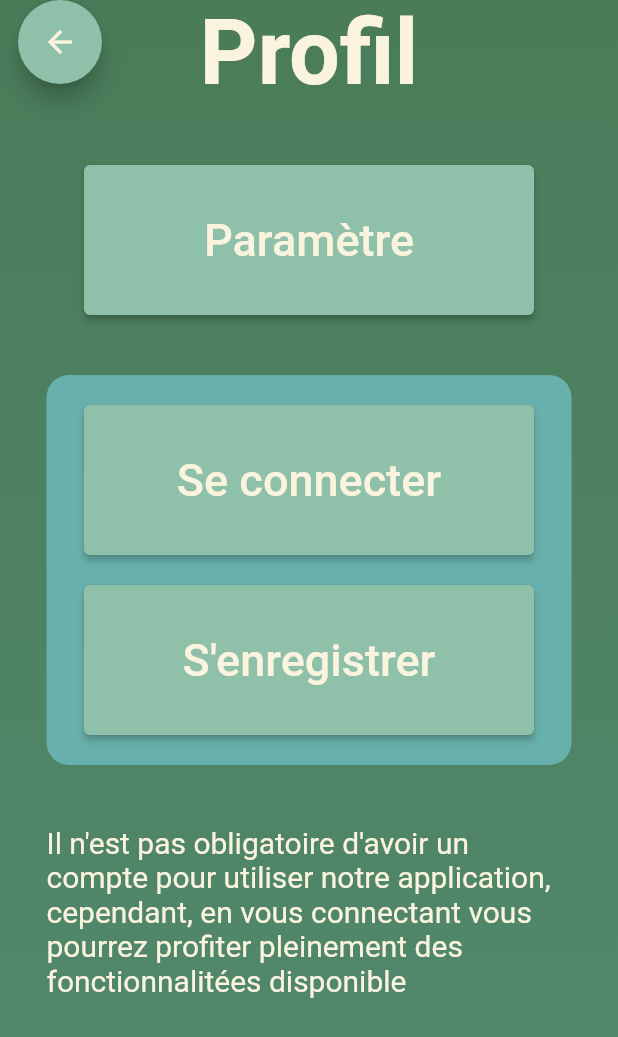
After one commit to hugo-piedanna/chasse_infos, a Flutter app: the acceuil screen opened directly, after a tap on the "person" icon, on a phone screen of 412 x 824 dp. The commit adds this screen. Shown: the top 1037 px of the screen. Run offline on Flutter 3.47's test engine with Material 2 defaults, Android fonts, the phone set to English and light mode, and no system bars; our stand-ins replace curved_navigation_bar, hexcolor.

Commit message:
Adding profil page

```diff
--- a/lib/index.dart
+++ b/lib/index.dart
@@ -2,6 +2,7 @@ import 'package:chasse_infos/pages/graph.dart';
 import 'package:chasse_infos/pages/home.dart';
 import 'package:chasse_infos/pages/listHuntPoint.dart';
 import 'package:chasse_infos/pages/map.dart';
+import 'package:chasse_infos/pages/profil.dart';
 import 'package:chasse_infos/pages/scanAnimals.dart';
 import 'package:flutter/material.dart';
 import 'package:curved_navigation_bar/curved_navigation_bar.dart';
@@ -64,10 +65,15 @@ class _acceuilPageState extends State<acceuil> {
               floatingActionButtonLocation:
                   FloatingActionButtonLocation.miniEndTop,
               floatingActionButton: FloatingActionButton(
-                onPressed: (() {}),
+                onPressed: () {
+                  Navigator.push(
+                    this.context,
+                    MaterialPageRoute(builder: (context) => const profil()),
+                  );
+                },
                 backgroundColor: const Color(0xff8fc0a9),
                 foregroundColor: const Color(0xfffaf3dd),
-                child: const Icon(Icons.settings),
+                child: const Icon(Icons.person),
               ),
               backgroundColor: Colors.transparent,
               bottomNavigationBar: Theme(
--- /dev/null
+++ b/lib/pages/profil.dart
@@ -0,0 +1,120 @@
+import 'package:flutter/material.dart';
+import 'package:hexcolor/hexcolor.dart';
+
+class profil extends StatefulWidget {
+  const profil({Key? key}) : super(key: key);
+
+  @override
+  // ignore: library_private_types_in_public_api
+  _profilPage createState() => _profilPage();
+}
+
+class _profilPage extends State<profil> {
+  @override
+  Widget build(BuildContext context) {
+    return Container(
+      decoration: const BoxDecoration(
+          gradient: LinearGradient(
+              begin: Alignment.topCenter,
+              end: Alignment.bottomCenter,
+              colors: [Color(0xff4a7c59), Color(0xff52896e)])),
+      child: SafeArea(
+          child: ClipRRect(
+        child: Container(
+          decoration: const BoxDecoration(
+              gradient: LinearGradient(
+                  begin: Alignment.topCenter,
+                  end: Alignment.bottomCenter,
+                  colors: [Color(0xff4a7c59), Color(0xff52896e)])),
+          child: Scaffold(
+            backgroundColor: Colors.transparent,
+            floatingActionButtonLocation:
+                FloatingActionButtonLocation.miniStartTop,
+            floatingActionButton: FloatingActionButton(
+              onPressed: () {
+                Navigator.pop(context);
+              },
+              backgroundColor: const Color(0xff8fc0a9),
+              foregroundColor: const Color(0xfffaf3dd),
+              child: const Icon(Icons.arrow_back),
+            ),
+            body: SingleChildScrollView(
+              child: Center(
+                  child: Column(
+                children: [
+                  const Text(
+                    "Profil",
+                    style: TextStyle(
+                        fontSize: 60,
+                        fontWeight: FontWeight.bold,
+                        color: Color(0xfffaf3dd)),
+                  ),
+                  const SizedBox(height: 40),
+                  ElevatedButton(
+                    onPressed: () {},
+                    style: ElevatedButton.styleFrom(
+                      minimumSize: const Size(300, 100),
+                      onPrimary: HexColor('#faf3dd'),
+                      primary: HexColor('#8fc0a9'),
+                    ),
+                    child: const Text(
+                      "Paramètre",
+                      style: TextStyle(fontSize: 30, color: Color(0xfffaf3dd)),
+                    ),
+                  ),
+                  const SizedBox(height: 40),
+                  Container(
+                    width: 350,
+                    padding: const EdgeInsets.all(20),
+                    decoration: BoxDecoration(
+                        color: HexColor('#68B0AB'),
+                        borderRadius: BorderRadius.circular(15)),
+                    child: Column(
+                      children: [
+                        ElevatedButton(
+                          onPressed: () {},
+                          style: ElevatedButton.styleFrom(
+                            minimumSize: const Size(300, 100),
+                            onPrimary: HexColor('#faf3dd'),
+                            primary: HexColor('#8fc0a9'),
+                          ),
+                          child: const Text(
+                            "Se connecter",
+                            style: TextStyle(
+                                fontSize: 30, color: Color(0xfffaf3dd)),
+                          ),
+                        ),
+                        const SizedBox(height: 20),
+                        ElevatedButton(
+                          onPressed: () {},
+                          style: ElevatedButton.styleFrom(
+                            minimumSize: const Size(300, 100),
+                            onPrimary: HexColor('#faf3dd'),
+                            primary: HexColor('#8fc0a9'),
+                          ),
+                          child: const Text(
+                            "S'enregistrer",
+                            style: TextStyle(
+                                fontSize: 30, color: Color(0xfffaf3dd)),
+                          ),
+                        ),
+                      ],
+                    ),
+                  ),
+                  const SizedBox(height: 40),
+                  Container(
+                    width: 350,
+                    child: const Text(
+                      "Il n'est pas obligatoire d'avoir un compte pour utiliser notre application, cependant, en vous connectant vous pourrez profiter pleinement des fonctionnalitées disponible",
+                      style: TextStyle(fontSize: 20, color: Color(0xfffaf3dd)),
+                    ),
+                  )
+                ],
+              )),
+            ),
+          ),
+        ),
+      )),
+    );
+  }
+}
```
